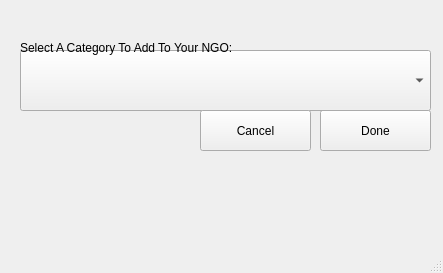
msaadg/NGOConnect, file Screens/NGONewCategory.ui: the form before one commit.
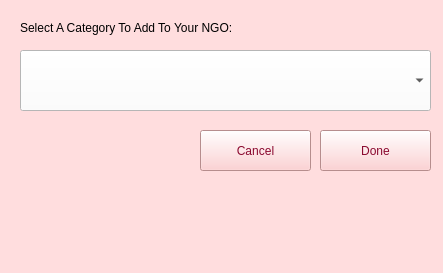
The form after the commit. Icons and pictures are not drawn.

```diff
--- a/Screens/NGONewCategory.ui
+++ b/Screens/NGONewCategory.ui
@@ -13,16 +13,23 @@
   <property name="windowTitle">
    <string>MainWindow</string>
   </property>
+  <property name="styleSheet">
+   <string notr="true">background-color: rgb(255, 221, 222);</string>
+  </property>
   <widget class="QWidget" name="centralwidget">
    <widget class="QPushButton" name="categoryDoneBtn">
     <property name="geometry">
      <rect>
       <x>320</x>
-      <y>110</y>
+      <y>130</y>
       <width>111</width>
       <height>41</height>
      </rect>
     </property>
+    <property name="styleSheet">
+     <string notr="true">color: rgb(138, 9, 47);
+background-color:rgb(255, 197, 198);;</string>
+    </property>
     <property name="text">
      <string>Done</string>
     </property>
@@ -36,12 +43,15 @@
       <height>61</height>
      </rect>
     </property>
+    <property name="styleSheet">
+     <string notr="true">background-color:white;</string>
+    </property>
    </widget>
    <widget class="QLabel" name="label">
     <property name="geometry">
      <rect>
       <x>20</x>
-      <y>40</y>
+      <y>20</y>
       <width>351</width>
       <height>16</height>
      </rect>
@@ -54,15 +64,38 @@
     <property name="geometry">
      <rect>
       <x>200</x>
-      <y>110</y>
+      <y>130</y>
       <width>111</width>
       <height>41</height>
      </rect>
     </property>
+    <property name="styleSheet">
+     <string notr="true">color: rgb(138, 9, 47);
+background-color:rgb(255, 197, 198);;</string>
+    </property>
     <property name="text">
      <string>Cancel</string>
     </property>
    </widget>
+   <widget class="QLabel" name="label_10">
+    <property name="geometry">
+     <rect>
+      <x>20</x>
+      <y>170</y>
+      <width>131</width>
+      <height>51</height>
+     </rect>
+    </property>
+    <property name="text">
+     <string/>
+    </property>
+    <property name="pixmap">
+     <pixmap>../Logo.png</pixmap>
+    </property>
+    <property name="scaledContents">
+     <bool>true</bool>
+    </property>
+   </widget>
   </widget>
   <widget class="QMenuBar" name="menubar">
    <property name="geometry">
```
